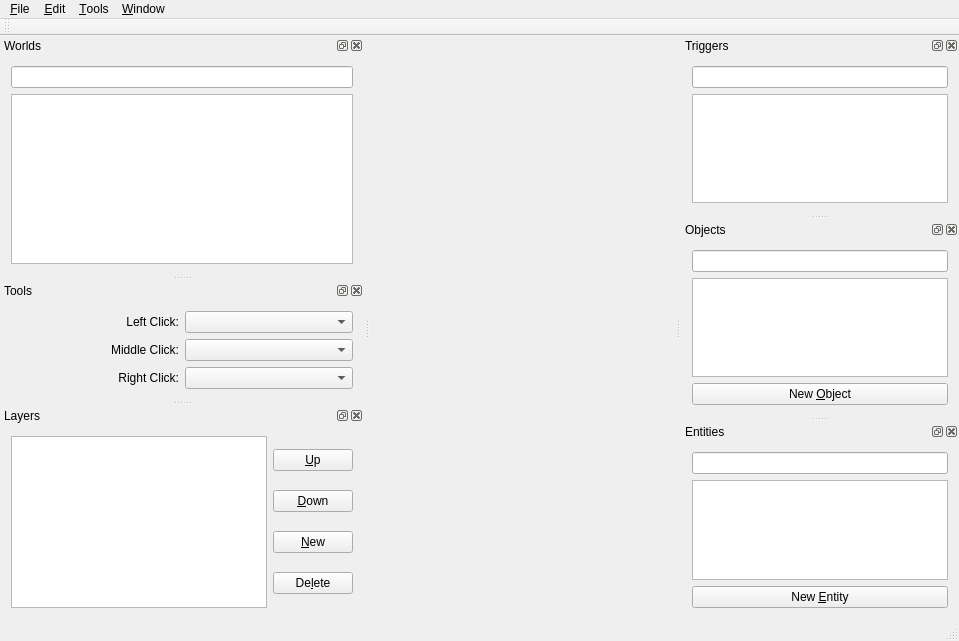
The window that tools/world-editor/WorldEditor.ui (andrewrk/motrs) describes before a commit, drawn with Qt 5.
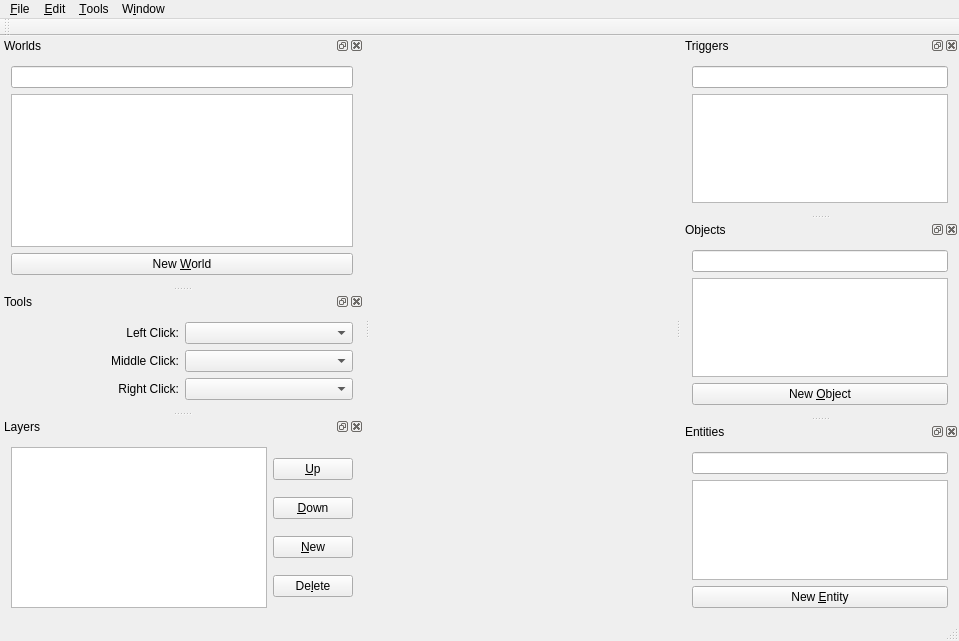
The same window after the commit.

Commit message: Ability to rename worlds

```diff
--- a/tools/world-editor/WorldEditor.ui
+++ b/tools/world-editor/WorldEditor.ui
@@ -40,7 +40,7 @@
    </widget>
    <widget class="QMenu" name="menu_Window">
     <property name="title">
-     <string>&amp;Window</string>
+     <string>W&amp;indow</string>
     </property>
     <addaction name="actionObjects"/>
     <addaction name="actionEntities"/>
@@ -86,7 +86,14 @@
       <widget class="QLineEdit" name="txtFilterWorld"/>
      </item>
      <item>
-      <widget class="QListWidget" name="list_worlds"/>
+      <widget class="QListWidget" name="lstWorlds"/>
+     </item>
+     <item>
+      <widget class="QPushButton" name="btnNewWorld">
+       <property name="text">
+        <string>New &amp;World</string>
+       </property>
+      </widget>
      </item>
     </layout>
    </widget>
```
Left out of the diff: 2 changed lines with no effect on the pictures. The commit also changes 6 other files.
